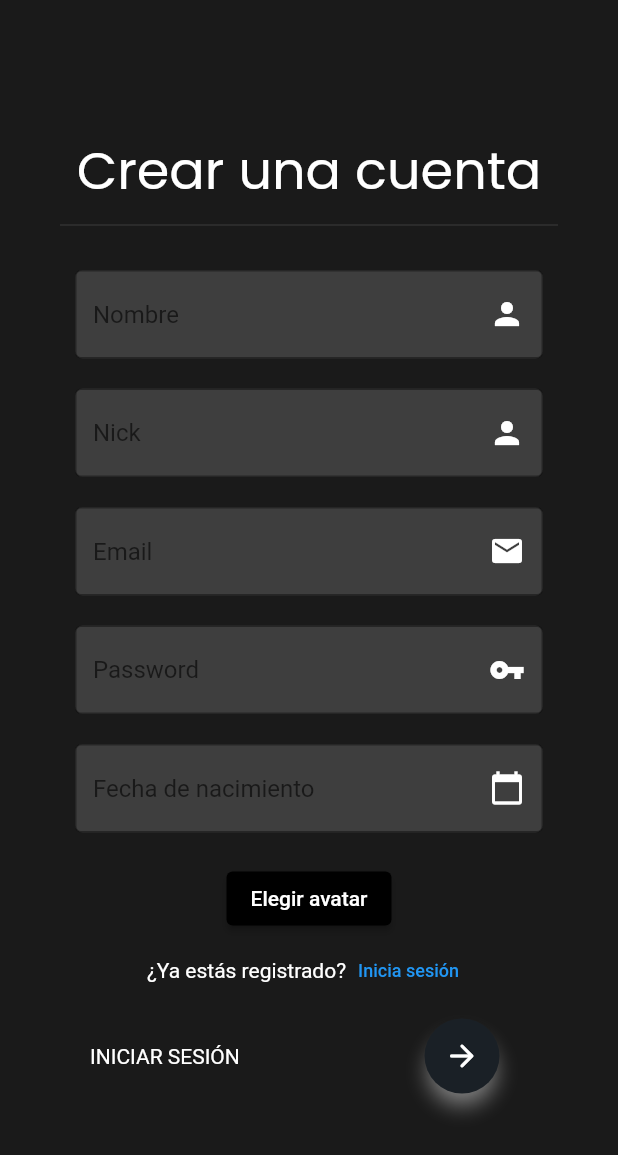
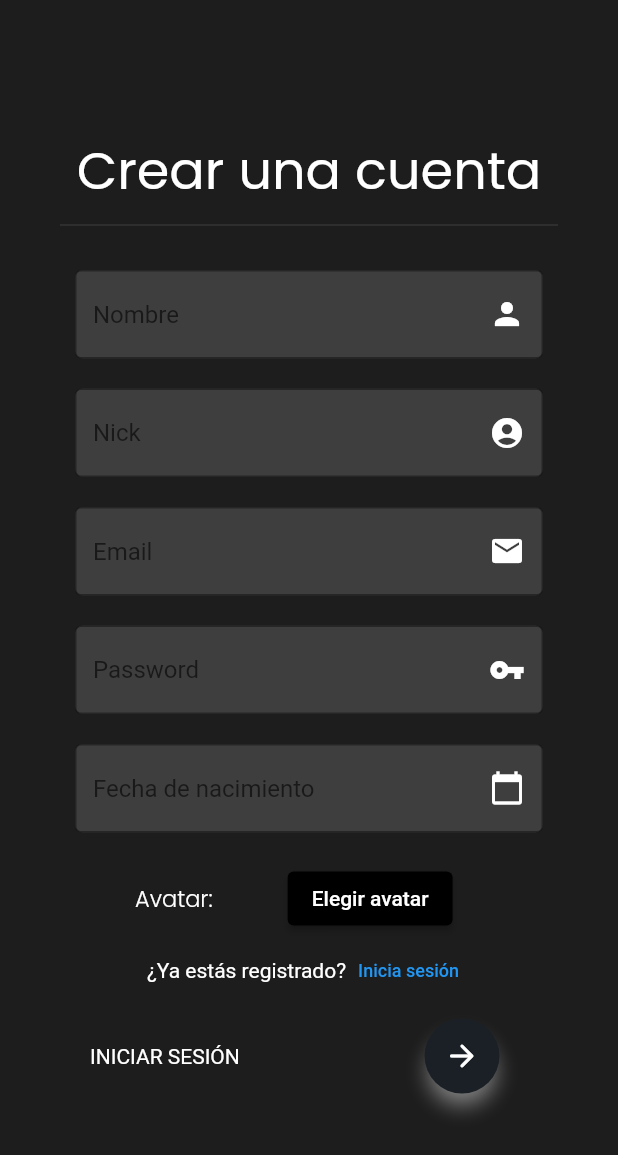
Before and after one commit to Daniel-DLR-02/PDAM-project, a Flutter app: the screen it shows after launch, after a tap on "Regístrate", on a phone screen of 412 x 824 dp. Shown: the top 1155 px of the screen. Run offline on Flutter 3.47's test engine with Material 2 defaults, Android fonts, the light colour scheme and no system bars; our stand-ins replace bloc, equatable, flutter_bloc, google_fonts, image_picker, shared_preferences.

Commit message:
fix(register/login): Pantallas de login y register terminadas

```diff
--- a/tcl_mobile_app/lib/ui/login_screen.dart
+++ b/tcl_mobile_app/lib/ui/login_screen.dart
@@ -39,7 +39,7 @@ class _LoginScreenState extends State<LoginScreen> {
 
   _createBody(BuildContext context) {
     return Scaffold(
-      backgroundColor: const Color.fromARGB(255, 26, 26, 26),
+      backgroundColor: const Color.fromARGB(255, 29, 29, 29),
       body: Center(
         child: Container(
             padding: const EdgeInsets.all(20),
@@ -126,7 +126,8 @@ class _LoginScreenState extends State<LoginScreen> {
                                   controller: nickNameController,
                                   decoration: const InputDecoration(
                                       border: OutlineInputBorder(),
-                                      suffixIcon: Icon(Icons.person),
+                                      suffixIcon:
+                                          Icon(Icons.account_circle_sharp),
                                       suffixIconColor: Colors.white,
                                       hintText: 'Nombre de usuario',
                                       focusedBorder: OutlineInputBorder(
@@ -230,8 +231,6 @@ class _LoginScreenState extends State<LoginScreen> {
                                           const Color.fromARGB(255, 26, 32, 38),
                                       shadowColor: Colors.white,
                                       elevation: 5,
-
-
                                     ),
                                   ),
                                 ),
--- a/tcl_mobile_app/lib/ui/register_screen.dart
+++ b/tcl_mobile_app/lib/ui/register_screen.dart
@@ -52,7 +52,7 @@ class _RegisterScreenState extends State<RegisterScreen> {
 
   _createBody(BuildContext context) {
     return Scaffold(
-      backgroundColor: const Color.fromARGB(255, 26, 26, 26),
+      backgroundColor: const Color.fromARGB(255, 29, 29, 29),
       body: Center(
         child: Container(
             padding: const EdgeInsets.all(20),
@@ -167,7 +167,8 @@ class _RegisterScreenState extends State<RegisterScreen> {
                                   controller: nickController,
                                   decoration: const InputDecoration(
                                       border: OutlineInputBorder(),
-                                      suffixIcon: Icon(Icons.person),
+                                      suffixIcon:
+                                          Icon(Icons.account_circle_sharp),
                                       suffixIconColor: Colors.white,
                                       hintText: 'Nick',
                                       focusedBorder: OutlineInputBorder(
@@ -300,15 +301,59 @@ class _RegisterScreenState extends State<RegisterScreen> {
                                           print(
                                               'PATH ${state.pickedFile.path}');
                                           filePath = state.pickedFile.path;
-                                          return Column(children: [
-                                            Image.file(
-                                              File(state.pickedFile.path),
-                                              height: 100,
-                                            )
-                                          ]);
+                                          return Row(
+                                            children: [
+                                              Padding(
+                                                padding: const EdgeInsets.only(
+                                                    left: 40, right: 50.0),
+                                                child: Text(
+                                                  'Avatar:',
+                                                  style: GoogleFonts.poppins(
+                                                    color: Colors.white,
+                                                    textStyle: Theme.of(context)
+                                                        .textTheme
+                                                        .headline4,
+                                                    fontSize: 15,
+                                                    fontWeight: FontWeight.w300,
+                                                    fontStyle: FontStyle.normal,
+                                                  ),
+                                                ),
+                                              ),
+                                              SizedBox(
+                                                height: 75,
+                                                child: ClipOval(
+                                                  child: SizedBox.fromSize(
+                                                    size: const Size.fromRadius(
+                                                        40), // Image radius
+                                                    child: Image.file(
+                                                        File(state
+                                                            .pickedFile.path),
+                                                        fit: BoxFit.cover),
+                                                  ),
+                                                ),
+                                              ),
+                                            ],
+                                          );
                                         }
-                                        return Center(
-                                            child: ElevatedButton(
+                                        return Row(
+                                          children: [
+                                            Padding(
+                                              padding: const EdgeInsets.only(
+                                                  left: 40, right: 50.0),
+                                              child: Text(
+                                                'Avatar:',
+                                                style: GoogleFonts.poppins(
+                                                  color: Colors.white,
+                                                  textStyle: Theme.of(context)
+                                                      .textTheme
+                                                      .headline4,
+                                                  fontSize: 15,
+                                                  fontWeight: FontWeight.w300,
+                                                  fontStyle: FontStyle.normal,
+                                                ),
+                                              ),
+                                            ),
+                                            ElevatedButton(
                                                 style: ElevatedButton.styleFrom(
                                                   primary: Colors.black,
                                                 ),
@@ -322,7 +367,9 @@ class _RegisterScreenState extends State<RegisterScreen> {
                                                                   .gallery));
                                                 },
                                                 child: const Text(
-                                                    'Elegir avatar')));
+                                                    'Elegir avatar')),
+                                          ],
+                                        );
                                       }),
                                 ),
                               ),
```
